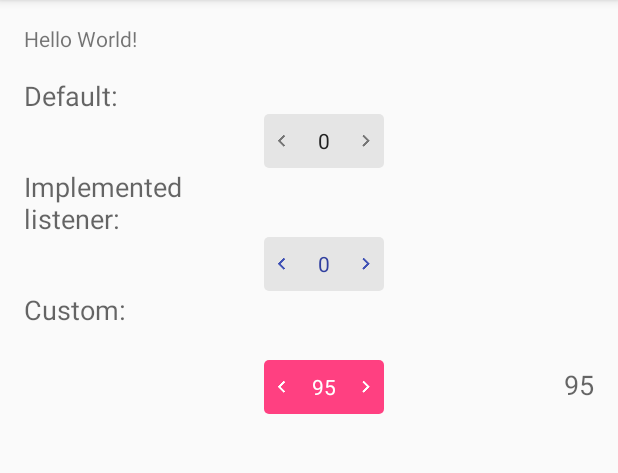
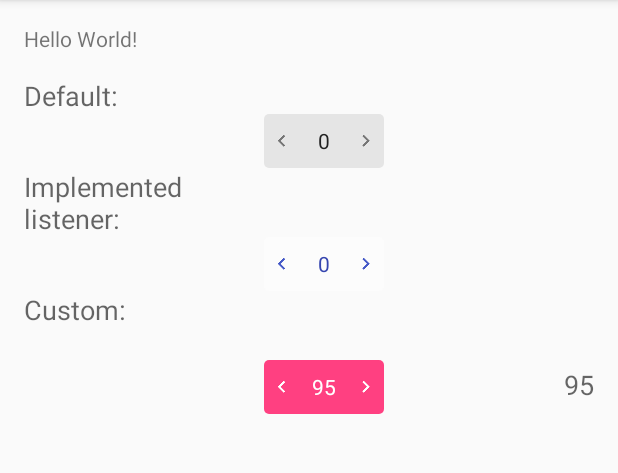
Before and after one commit to ashishpatil396/SwipeNumberPicker, an Android app: the screen it shows after launch (MainActivity), on a phone screen of 412 x 824 dp, the part 84-557 px from its top. Run offline under Robolectric (Android 15) with nearby library versions, the phone set to English and light mode, and no system bars.

Commit message:
Enabling / Disabling example

```diff
--- a/SwipeNumberPicker/src/main/java/com/vi/swipenumberpicker/SwipeNumberPicker.java
+++ b/SwipeNumberPicker/src/main/java/com/vi/swipenumberpicker/SwipeNumberPicker.java
@@ -41,7 +41,7 @@ public class SwipeNumberPicker extends TextView {
 
 	private int mArrowColor;
 	private int mBackgroundColor;
-	private int mActiveTextColor;
+	private int mNumColor;
 
 	private String mDialogTitle = "";
 
@@ -92,7 +92,7 @@ public class SwipeNumberPicker extends TextView {
 
 				mArrowColor = attrs.getColor(R.styleable.SwipeNumberPicker_arrowColor, context.getResources().getColor(R.color.arrows));
 				mBackgroundColor = attrs.getColor(R.styleable.SwipeNumberPicker_backgroundColor, context.getResources().getColor(R.color.background));
-				mActiveTextColor = attrs.getColor(R.styleable.SwipeNumberPicker_numberColor, context.getResources().getColor(R.color.text));
+				mNumColor = attrs.getColor(R.styleable.SwipeNumberPicker_numberColor, context.getResources().getColor(R.color.text));
 			} finally {
 				attrs.recycle();
 			}
@@ -106,7 +106,7 @@ public class SwipeNumberPicker extends TextView {
 		setGravity(Gravity.CENTER);
 		setSingleLine(true);
 
-		setTextColor(mActiveTextColor);
+		setTextColor(mNumColor);
 		setNormalBackground();
 	}
 
@@ -304,15 +304,15 @@ public class SwipeNumberPicker extends TextView {
 	}
 
 	private void disable() {
-		customizeArrows(lightenColor(mBackgroundColor));
+		customizeArrows(lightenColor(mArrowColor));
 		customizeBackground(lightenColor(mBackgroundColor));
-		setTextColor(lightenColor(mActiveTextColor));
+		setTextColor(lightenColor(mNumColor));
 	}
 
 	private void enable() {
 		customizeArrows(mArrowColor);
 		customizeBackground(mBackgroundColor);
-		setTextColor(mActiveTextColor);
+		setTextColor(mNumColor);
 	}
 
 	@Override
--- a/app/src/main/java/com/vi/swipenumberpicker/sample/MainActivity.java
+++ b/app/src/main/java/com/vi/swipenumberpicker/sample/MainActivity.java
@@ -15,8 +15,11 @@ public class MainActivity extends AppCompatActivity {
 		super.onCreate(savedInstanceState);
 		setContentView(R.layout.activity_main);
 
-		SwipeNumberPicker swipeNumberPicker = (SwipeNumberPicker) findViewById(R.id.snp_implemented);
-		SwipeNumberPicker custom = (SwipeNumberPicker) findViewById(R.id.snp_custom);
+		final SwipeNumberPicker swipeNumberPicker = (SwipeNumberPicker) findViewById(R.id.snp_implemented);
+		final SwipeNumberPicker custom = (SwipeNumberPicker) findViewById(R.id.snp_custom);
+
+		custom.setEnabled(false);
+		swipeNumberPicker.setEnabled(false);
 
 		final TextView result1 = (TextView) findViewById(R.id.tv_result_1);
 		final TextView result2 = (TextView) findViewById(R.id.tv_result_2);
@@ -26,7 +29,7 @@ public class MainActivity extends AppCompatActivity {
 			@Override
 			public boolean onValueChange(SwipeNumberPicker view, int oldValue, int newValue) {
 				boolean isValueOk = (newValue & 1) == 0;
-
+				custom.setEnabled(true);
 				if (isValueOk)
 					result1.setText(Integer.toString(newValue));
 
```
